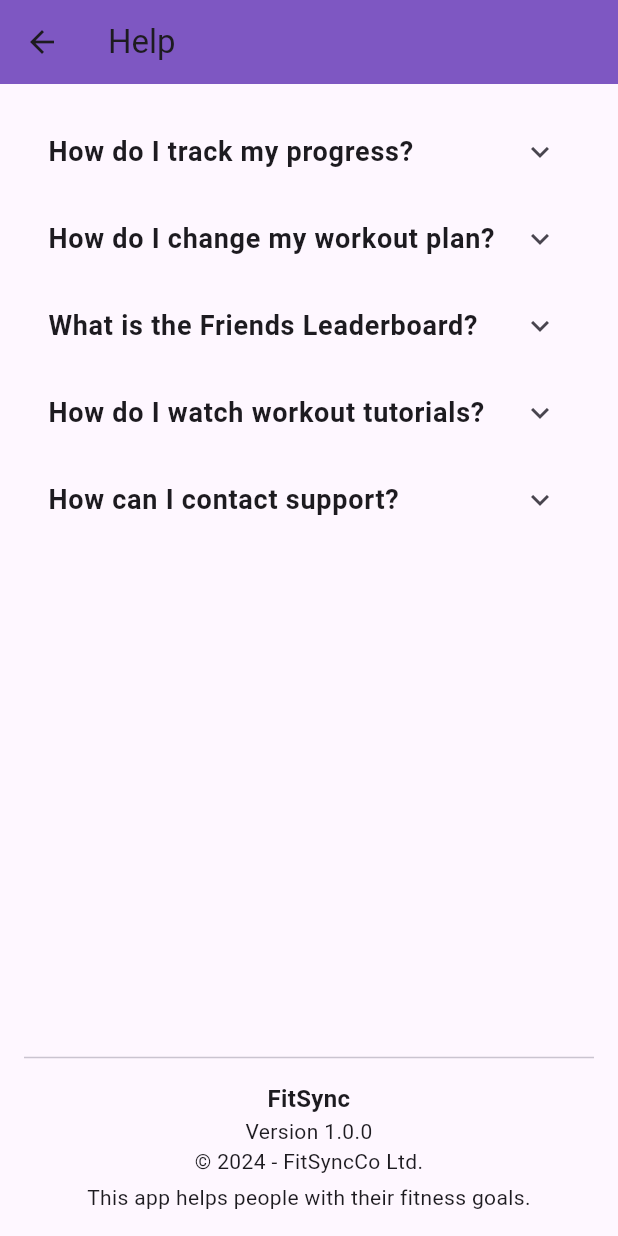
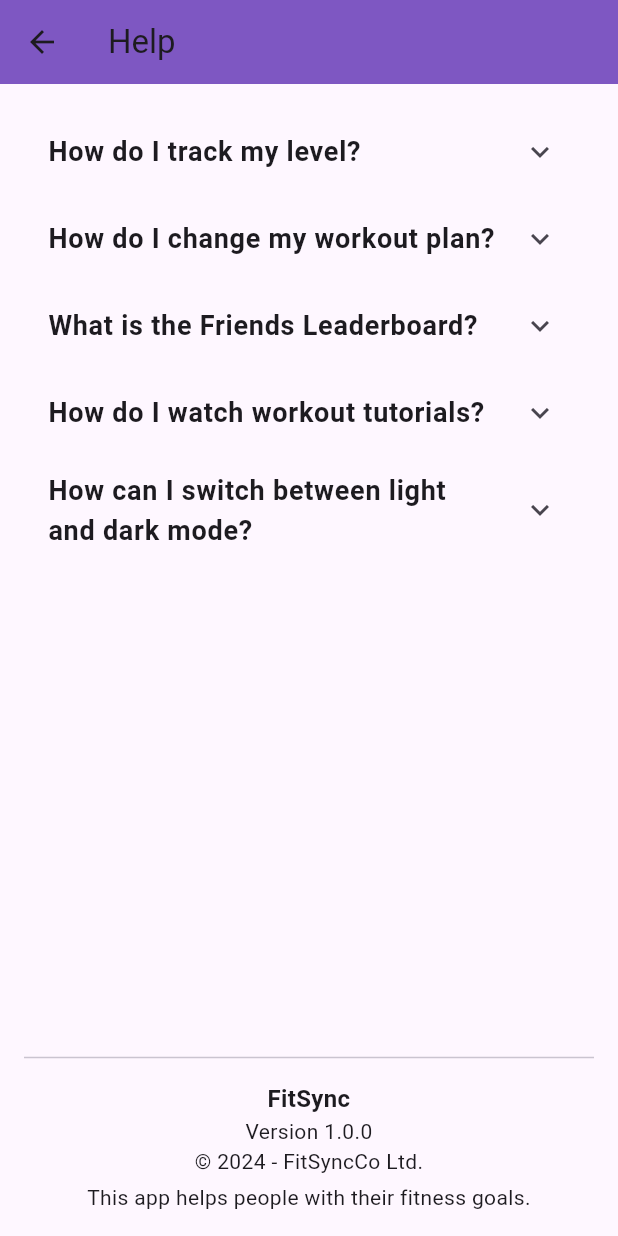
Before and after one commit to WasayAamir/MobileDeviceProject, a Flutter app: the HelpPage screen opened directly, on a phone screen of 412 x 824 dp. Run offline on Flutter 3.47's test engine with Material 3 defaults, Android fonts, the phone set to English and light mode, and no system bars; our stand-ins replace cloud_firestore, firebase_core, firebase_messaging, sqflite, youtube_player_flutter; accounts and stored records are empty.

Commit message:
updated code quality and help page

```diff
--- a/lib/screens/help_page.dart
+++ b/lib/screens/help_page.dart
@@ -1,11 +1,11 @@
 import 'package:flutter/material.dart';
 
 class HelpPage extends StatelessWidget {
-  // FAQ section containing questions and answers
+  //FAQ section
   final List<Map<String, String>> faqData = [
     {
-      'question': 'How do I track my progress?',
-      'answer': 'You can track your progress on the homepage under "Progress on Goals". Each goal has a progress bar that shows your current progress.',
+      'question': 'How do I track my level?',
+      'answer': 'You can track your progress on the leveling screen by clicking the account button on the top right of your homepage.',
     },
     {
       'question': 'How do I change my workout plan?',
@@ -13,41 +13,42 @@ class HelpPage extends StatelessWidget {
     },
     {
       'question': 'What is the Friends Leaderboard?',
-      'answer': 'The Friends Leaderboard shows your ranking compared to your friends based on your workout progress and achievements.',
+      'answer': 'The Friends Leaderboard shows your ranking compared to your friends based on your workout level and xp.',
     },
     {
       'question': 'How do I watch workout tutorials?',
       'answer': 'You can click on any workout tutorial image on the homepage, and a dialog will appear asking if you want to watch the tutorial video.',
     },
     {
-      'question': 'How can I contact support?',
-      'answer': 'For any issues or questions, please contact us through the "Settings" page.',
+      'question': 'How can I switch between light and dark mode?',
+      'answer': 'You can change the mode of the app by going to "Settings" page and switching on the toggle.',
     },
   ];
 
   @override
   Widget build(BuildContext context) {
     return Scaffold(
+      //app bar
       appBar: AppBar(
         title: Text('Help'),
-        backgroundColor: Colors.deepPurple[400], // Background color for the app bar
+        backgroundColor: Colors.deepPurple[400],
       ),
       body: Padding(
-        padding: const EdgeInsets.all(16.0), // General padding for the body
+        padding: const EdgeInsets.all(16.0),
         child: Column(
           children: [
-            // FAQ Section
+            //FAQ Section
             Expanded(
               child: ListView(
                 children: faqData.map((faq) {
                   return ExpansionTile(
-                    // Question Text
+                    //Questions
                     title: Text(
                       faq['question']!,
                       style: TextStyle(fontSize: 18, fontWeight: FontWeight.bold),
                     ),
                     children: [
-                      // Answer Text with padding
+                      //Answers
                       Padding(
                         padding: const EdgeInsets.all(8.0),
                         child: Text(
@@ -62,31 +63,31 @@ class HelpPage extends StatelessWidget {
             ),
 
             // Footer Section
-            Divider(), // Divider to visually separate the FAQ section from the footer
+            Divider(), //Divider for footer section
 
-            // Footer with app information
+            //Footer app info
             Padding(
               padding: const EdgeInsets.only(top: 8.0),
               child: Column(
                 crossAxisAlignment: CrossAxisAlignment.center,
                 children: [
-                  // Application Name
+                  //App name
                   Text(
                     'FitSync',
                     style: TextStyle(fontWeight: FontWeight.bold, fontSize: 16),
                     textAlign: TextAlign.center,
                   ),
-                  // Version Information
+                  //Version Info
                   Text(
                     'Version 1.0.0',
                     textAlign: TextAlign.center,
                   ),
-                  // Copyright Information
+                  //Copyright Info
                   Text(
                     '© 2024 - FitSyncCo Ltd.',
                     textAlign: TextAlign.center,
                   ),
-                  // Short Description
+                  //Short Description
                   Padding(
                     padding: const EdgeInsets.only(top: 4.0),
                     child: Text(
```
Also changed, not shown: lib/screens/video_page.dart (+13 -19 lines), lib/screens/workout_list_page.dart (+21 -18 lines).
